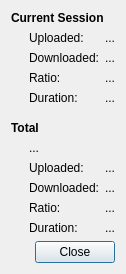
Qt form src/router/transmission/qt/StatsDialog.ui (mirror/dd-wrt) before a commit.
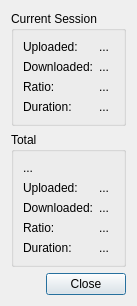
The same form after that commit. Custom widgets are drawn as their Qt base class.

The edit to the form file:
```diff
--- a/src/router/transmission/qt/StatsDialog.ui
+++ b/src/router/transmission/qt/StatsDialog.ui
@@ -6,8 +6,8 @@
    <rect>
     <x>0</x>
     <y>0</y>
-    <width>138</width>
-    <height>315</height>
+    <width>139</width>
+    <height>316</height>
    </rect>
   </property>
   <property name="windowTitle">
@@ -18,20 +18,11 @@
     <enum>QLayout::SetFixedSize</enum>
    </property>
    <item>
-    <widget class="QLabel" name="currentSessionSectionLabel">
-     <property name="styleSheet">
-      <string notr="true">font-weight:bold</string>
-     </property>
-     <property name="text">
+    <widget class="QGroupBox" name="currentSessionSection">
+     <property name="title">
       <string>Current Session</string>
      </property>
-    </widget>
-   </item>
-   <item>
     <layout class="QGridLayout" name="currentSessionSectionLayout" columnstretch="0,1">
-     <property name="leftMargin">
-      <number>18</number>
-     </property>
      <item row="0" column="0">
       <widget class="QLabel" name="currentUploadedLabel">
        <property name="text">
@@ -44,6 +35,12 @@
        <property name="text">
         <string notr="true">...</string>
        </property>
+        <property name="textFormat">
+         <enum>Qt::PlainText</enum>
+        </property>
+        <property name="textInteractionFlags">
+         <set>Qt::LinksAccessibleByKeyboard|Qt::LinksAccessibleByMouse|Qt::TextBrowserInteraction|Qt::TextSelectableByKeyboard|Qt::TextSelectableByMouse</set>
+        </property>
       </widget>
      </item>
      <item row="1" column="0">
@@ -58,6 +55,12 @@
        <property name="text">
         <string notr="true">...</string>
        </property>
+        <property name="textFormat">
+         <enum>Qt::PlainText</enum>
+        </property>
+        <property name="textInteractionFlags">
+         <set>Qt::LinksAccessibleByKeyboard|Qt::LinksAccessibleByMouse|Qt::TextBrowserInteraction|Qt::TextSelectableByKeyboard|Qt::TextSelectableByMouse</set>
+        </property>
       </widget>
      </item>
      <item row="2" column="0">
@@ -72,6 +75,12 @@
        <property name="text">
         <string notr="true">...</string>
        </property>
+        <property name="textFormat">
+         <enum>Qt::PlainText</enum>
+        </property>
+        <property name="textInteractionFlags">
+         <set>Qt::LinksAccessibleByKeyboard|Qt::LinksAccessibleByMouse|Qt::TextBrowserInteraction|Qt::TextSelectableByKeyboard|Qt::TextSelectableByMouse</set>
+        </property>
       </widget>
      </item>
      <item row="3" column="0">
@@ -86,46 +95,34 @@
        <property name="text">
         <string notr="true">...</string>
        </property>
+        <property name="textFormat">
+         <enum>Qt::PlainText</enum>
+        </property>
+        <property name="textInteractionFlags">
+         <set>Qt::LinksAccessibleByKeyboard|Qt::LinksAccessibleByMouse|Qt::TextBrowserInteraction|Qt::TextSelectableByKeyboard|Qt::TextSelectableByMouse</set>
+        </property>
       </widget>
      </item>
     </layout>
+    </widget>
    </item>
    <item>
-    <spacer name="totalSectionSpacer">
-     <property name="orientation">
-      <enum>Qt::Vertical</enum>
-     </property>
-     <property name="sizeType">
-      <enum>QSizePolicy::Fixed</enum>
-     </property>
-     <property name="sizeHint" stdset="0">
-      <size>
-       <width>1</width>
-       <height>10</height>
-      </size>
-     </property>
-    </spacer>
-   </item>
-   <item>
-    <widget class="QLabel" name="totalSectionLabel">
-     <property name="styleSheet">
-      <string notr="true">font-weight:bold</string>
-     </property>
-     <property name="text">
+    <widget class="QGroupBox" name="totalSection">
+     <property name="title">
       <string>Total</string>
      </property>
-    </widget>
-   </item>
-   <item>
     <layout class="QGridLayout" name="totalSectionLayout" columnstretch="0,1">
-     <property name="leftMargin">
-      <number>18</number>
-     </property>
      <item row="0" column="0" colspan="2">
       <widget class="QLabel" name="startCountLabel">
        <property name="text">
         <string notr="true">...</string>
        </property>
+        <property name="textFormat">
+         <enum>Qt::PlainText</enum>
+        </property>
+        <property name="textInteractionFlags">
+         <set>Qt::LinksAccessibleByKeyboard|Qt::LinksAccessibleByMouse|Qt::TextBrowserInteraction|Qt::TextSelectableByKeyboard|Qt::TextSelectableByMouse</set>
+        </property>
       </widget>
      </item>
      <item row="1" column="0">
@@ -140,6 +137,12 @@
        <property name="text">
         <string notr="true">...</string>
        </property>
+        <property name="textFormat">
+         <enum>Qt::PlainText</enum>
+        </property>
+        <property name="textInteractionFlags">
+         <set>Qt::LinksAccessibleByKeyboard|Qt::LinksAccessibleByMouse|Qt::TextBrowserInteraction|Qt::TextSelectableByKeyboard|Qt::TextSelectableByMouse</set>
+        </property>
       </widget>
      </item>
      <item row="2" column="0">
@@ -154,6 +157,12 @@
        <property name="text">
         <string notr="true">...</string>
        </property>
+        <property name="textFormat">
+         <enum>Qt::PlainText</enum>
+        </property>
+        <property name="textInteractionFlags">
+         <set>Qt::LinksAccessibleByKeyboard|Qt::LinksAccessibleByMouse|Qt::TextBrowserInteraction|Qt::TextSelectableByKeyboard|Qt::TextSelectableByMouse</set>
+        </property>
       </widget>
      </item>
      <item row="3" column="0">
@@ -168,6 +177,12 @@
        <property name="text">
         <string notr="true">...</string>
        </property>
+        <property name="textFormat">
+         <enum>Qt::PlainText</enum>
+        </property>
+        <property name="textInteractionFlags">
+         <set>Qt::LinksAccessibleByKeyboard|Qt::LinksAccessibleByMouse|Qt::TextBrowserInteraction|Qt::TextSelectableByKeyboard|Qt::TextSelectableByMouse</set>
+        </property>
       </widget>
      </item>
      <item row="4" column="0">
@@ -182,9 +197,16 @@
        <property name="text">
         <string notr="true">...</string>
        </property>
+        <property name="textFormat">
+         <enum>Qt::PlainText</enum>
+        </property>
+        <property name="textInteractionFlags">
+         <set>Qt::LinksAccessibleByKeyboard|Qt::LinksAccessibleByMouse|Qt::TextBrowserInteraction|Qt::TextSelectableByKeyboard|Qt::TextSelectableByMouse</set>
+        </property>
       </widget>
      </item>
     </layout>
+    </widget>
    </item>
    <item>
     <widget class="QDialogButtonBox" name="dialogButtons">
@@ -198,6 +220,13 @@
    </item>
   </layout>
  </widget>
+ <customwidgets>
+  <customwidget>
+   <class>SqueezeLabel</class>
+   <extends>QLabel</extends>
+   <header>SqueezeLabel.h</header>
+  </customwidget>
+ </customwidgets>
  <resources/>
  <connections>
   <connection>
```
Left out of the diff: 77 changed lines with no effect on the pictures. Lines whose indentation alone changed are shown as unchanged.
